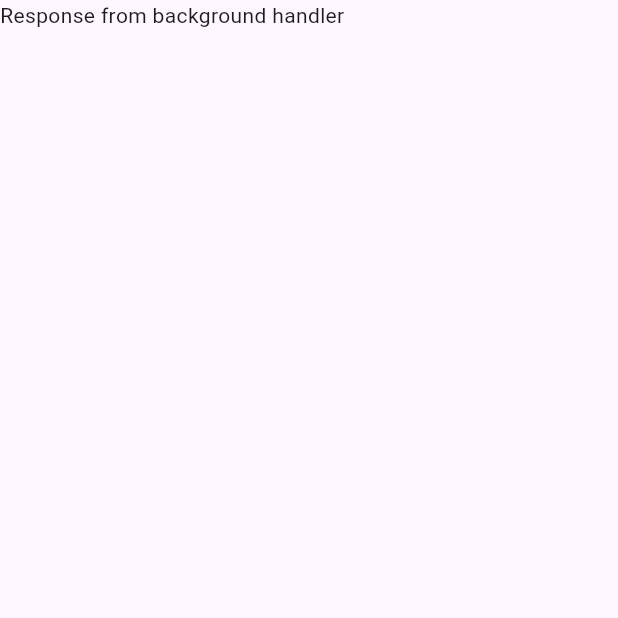
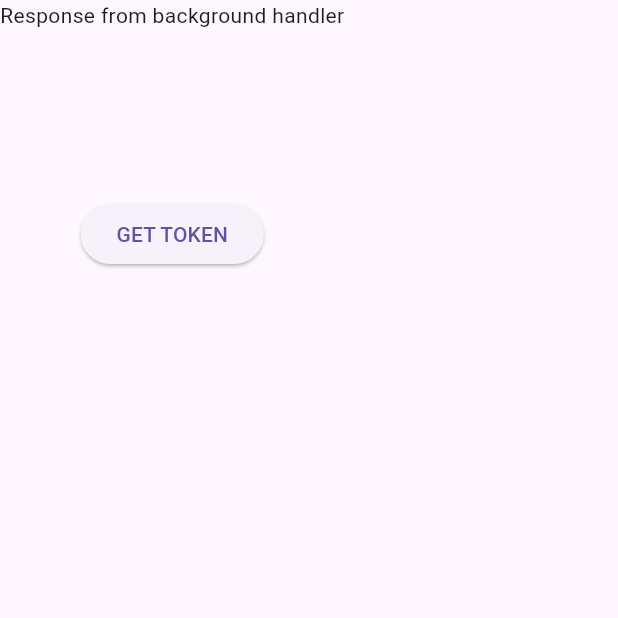
Before and after one commit to praveenvino39/background_task, a Flutter app: the screen it shows after launch, on a phone screen of 412 x 824 dp, the top half of it. Run offline on Flutter 3.47's test engine with Material 3 defaults, Android fonts, the phone set to English and light mode, and no system bars; our stand-ins replace firebase_core, firebase_messaging, shared_preferences; accounts and stored records are empty.

```diff
--- a/lib/main.dart
+++ b/lib/main.dart
@@ -25,6 +25,7 @@ void main() async {
   await Firebase.initializeApp(
     options: DefaultFirebaseOptions.currentPlatform,
   );
+  await FirebaseMessaging.instance.requestPermission(alert: true);
   final token = await FirebaseMessaging.instance.getToken();
   log(token.toString());
   FirebaseMessaging.onBackgroundMessage(backgroundHandler);
@@ -53,6 +54,7 @@ class MainApp extends StatefulWidget {
 
 class _MainAppState extends State<MainApp> {
   String response = '';
+  String token = '';
   @override
   void initState() {
     loadRespons();
@@ -76,7 +78,19 @@ class _MainAppState extends State<MainApp> {
             const SizedBox(
               height: 50,
             ),
-            Text(response)
+            Text(response),
+            const SizedBox(
+              height: 20,
+            ),
+            Text(token),
+            ElevatedButton(
+                onPressed: () async {
+                  final fcmToken = await FirebaseMessaging.instance.getToken();
+                  setState(() {
+                    token = fcmToken.toString();
+                  });
+                },
+                child: const Text("GET TOKEN"))
           ],
         ),
         // This trailing comma makes auto-formatting nicer for build methods.
```
Also changed, not shown: 6 other files.
